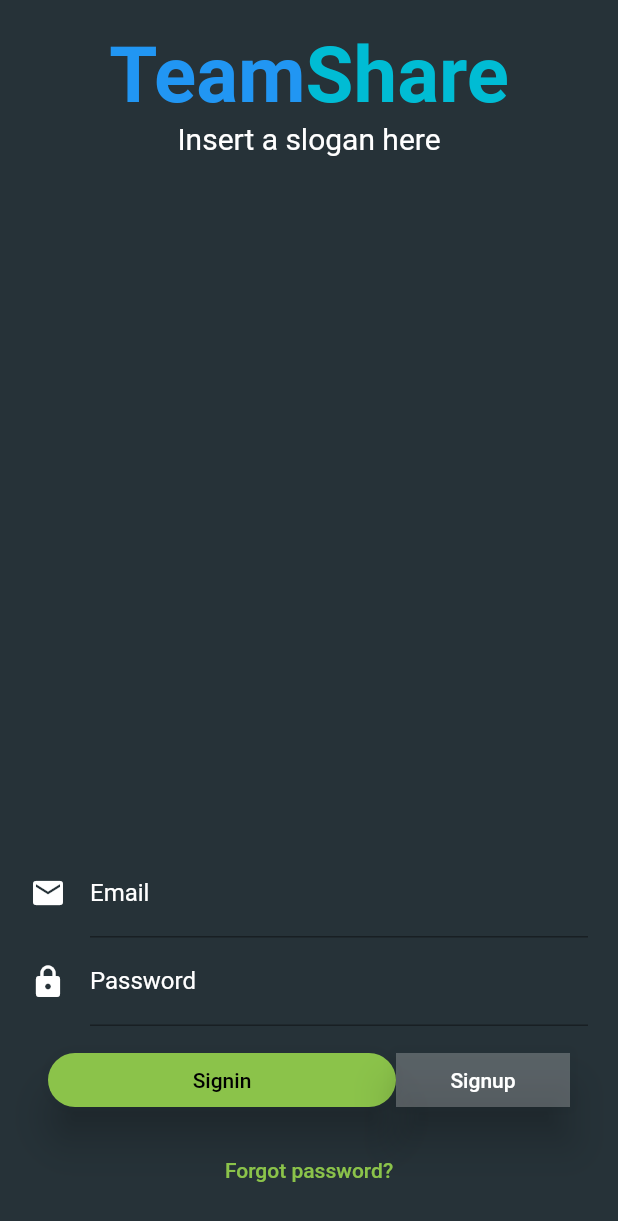
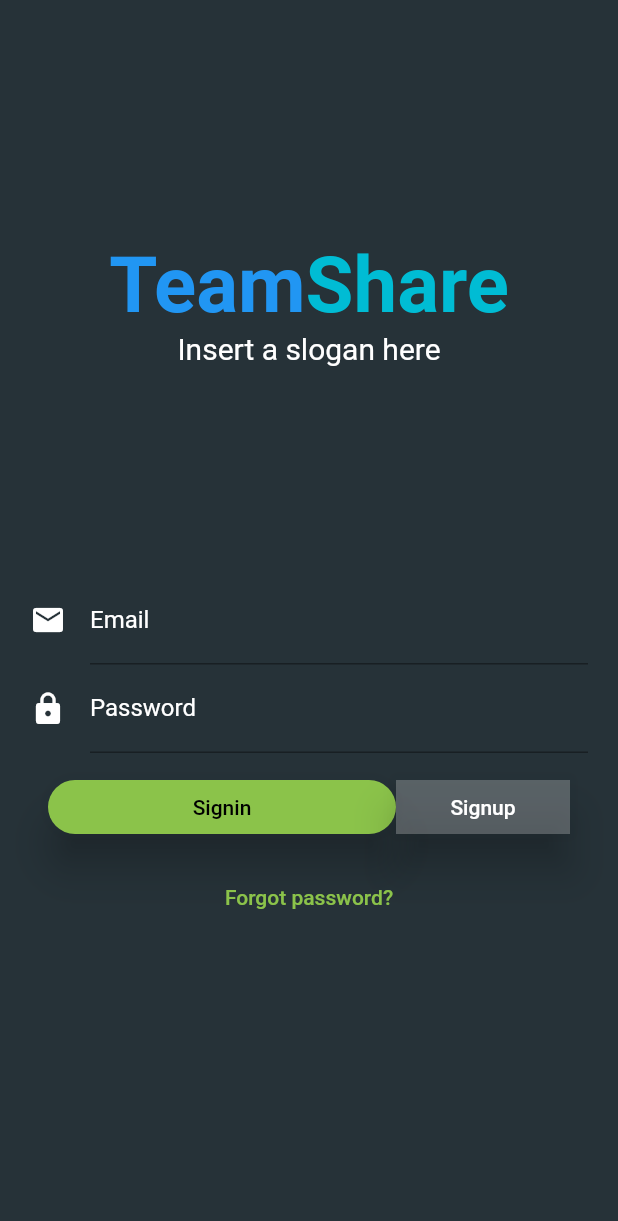
Before and after one commit to Asafvm/project_ts_2020, a Flutter app: the screen it shows after launch, on a phone screen of 412 x 824 dp. Shown: the top 1221 px of the screen. Run offline on Flutter 3.47's test engine with Material 2 defaults, Android fonts, the phone set to English and light mode, and no system bars; our stand-ins replace cloud_firestore, cloud_functions, contacts_service, file_picker, firebase_auth, firebase_core and 3 more; missing offline and left inert: dart:ffi, flutter_pdfview, positioned_tap_detector; accounts and stored records are empty.

Commit message:
login screen animations

```diff
--- a/lib/screens/login_screen.dart
+++ b/lib/screens/login_screen.dart
@@ -14,11 +14,11 @@ class LoginScreen extends StatelessWidget {
           padding: const EdgeInsets.all(20.0),
           child: Column(
             crossAxisAlignment: CrossAxisAlignment.stretch,
-            mainAxisAlignment: MainAxisAlignment.spaceBetween,
+            mainAxisAlignment: MainAxisAlignment.spaceEvenly,
             mainAxisSize: MainAxisSize.max,
             children: <Widget>[
-              logoText, //defined in consts
-              AuthForm(),
+              Flexible(child: logoText), //defined in consts
+              Flexible(child: AuthForm()),
             ],
           ),
         ),
--- a/lib/widgets/auth_form.dart
+++ b/lib/widgets/auth_form.dart
@@ -1,5 +1,6 @@
 import 'package:flutter/material.dart';
 import 'package:provider/provider.dart';
+import 'package:teamshare/providers/applogger.dart';
 import 'package:teamshare/providers/authentication.dart';
 
 class AuthForm extends StatefulWidget {
@@ -7,17 +8,13 @@ class AuthForm extends StatefulWidget {
   _AuthFormState createState() => _AuthFormState();
 }
 
-class _AuthFormState extends State<AuthForm> with TickerProviderStateMixin {
+class _AuthFormState extends State<AuthForm>
+    with SingleTickerProviderStateMixin {
   final _loginKey = GlobalKey<FormState>();
 
   AnimationController _animationController;
-
-  // GoogleSignIn _googleSignIn = GoogleSignIn(
-  //   scopes: <String>[
-  //     'email',
-  //     'https://www.googleapis.com/auth/contacts.readonly',
-  //   ],
-  // );
+  Animation<double> _opacityAnimation;
+  // Animation<Size> _heightAnimation;
 
   Map<String, String> _authData = {
     'email': '',
@@ -32,7 +29,13 @@ class _AuthFormState extends State<AuthForm> with TickerProviderStateMixin {
   void initState() {
     super.initState();
     _animationController =
-        AnimationController(vsync: this, duration: Duration(seconds: 1));
+        AnimationController(vsync: this, duration: Duration(milliseconds: 300));
+    _opacityAnimation = Tween(begin: 0.0, end: 1.0).animate(
+      CurvedAnimation(parent: _animationController, curve: Curves.easeInOut),
+    );
+    // _heightAnimation.addListener(() {
+    //   setState(() {});
+    // });
   }
 
   @override
@@ -44,11 +47,7 @@ class _AuthFormState extends State<AuthForm> with TickerProviderStateMixin {
     InputDecoration _getInputDecoration(
         IconData icon, String label, String hint) {
       final inputDecoration = InputDecoration(
-          // border: OutlineInputBorder(
-          //     borderSide: BorderSide(color: Colors.white),
-          //     borderRadius: BorderRadius.circular(8)),
           icon: Icon(icon, color: Colors.white),
-          //hintText: hint,
           hintStyle: textStyleWhite.copyWith(color: Colors.grey[500]),
           labelText: label,
           labelStyle: textStyleWhite);
@@ -62,10 +61,13 @@ class _AuthFormState extends State<AuthForm> with TickerProviderStateMixin {
               strokeWidth: 3,
             ),
           )
-        : Form(
+        : AnimatedContainer(
+            duration: Duration(milliseconds: 300),
+            curve: Curves.fastOutSlowIn,
+            height: _signup ? 350 : 280,
+            child: SingleChildScrollView(
+              child: Form(
                 key: _loginKey,
-            child: Flexible(
-              child: SingleChildScrollView(
                 child: Column(
                   mainAxisAlignment: MainAxisAlignment.end,
                   mainAxisSize: MainAxisSize.max,
@@ -76,7 +78,6 @@ class _AuthFormState extends State<AuthForm> with TickerProviderStateMixin {
                           Icons.email, "Email", "Enter Email"),
                       keyboardType: TextInputType.emailAddress,
                       validator: (value) {
-                        //RegExp regExp = RegExp(r'^[a-zA-Z0-9.!#$%&*+/=?^_`{|}~-]+@[a-zA-Z0-9](?:[a-zA-Z0-9-]{0,253}[a-zA-Z0-9])?(?:\.[a-zA-Z0-9](?:[a-zA-Z0-9-]{0,253}[a-zA-Z0-9])?)*$',caseSensitive: false,multiLine: false);
                         RegExp regExp = RegExp(
                             r'^[a-zA-Z0-9._]+@.[a-zA-Z0-9]+.[a-zA-Z]+',
                             caseSensitive: false,
@@ -104,22 +105,30 @@ class _AuthFormState extends State<AuthForm> with TickerProviderStateMixin {
                         _authData['password'] = val;
                       },
                     ),
-                    if (_signup)
-                      TextFormField(
+                    AnimatedContainer(
+                      duration: Duration(milliseconds: 300),
+                      constraints: BoxConstraints(
+                          minHeight: _signup ? 60 : 0,
+                          maxHeight: _signup ? 120 : 0),
+                      child: FadeTransition(
+                        opacity: _opacityAnimation,
+                        child: TextFormField(
                           style: textStyleWhite,
                           decoration: _getInputDecoration(
                               Icons.lock, "Confirm Password", "Enter Password"),
                           obscureText: true,
-                        validator: (value) {
+                          validator: _signup
+                              ? (value) {
                                   if (value.isEmpty)
                                     return 'Password cannot be empty';
-                          else if (_passwordController.text.compareTo(value) !=
+                                  else if (_passwordController.text
+                                          .compareTo(value) !=
                                       0) return 'Passwords do not match';
                                   return null;
-                        },
-                        onSaved: (val) {
-                          _authData['password'] = val;
-                        },
+                                }
+                              : null,
+                        ),
+                      ),
                     ),
                     Padding(
                       padding: const EdgeInsets.all(12.0),
@@ -159,7 +168,8 @@ class _AuthFormState extends State<AuthForm> with TickerProviderStateMixin {
     setState(() {
       _signup = !_signup;
     });
-    _animationController.forward();
+
+    _signup ? _animationController.forward() : _animationController.reverse();
   }
 
   Future<void> _authUser(BuildContext context) async {
@@ -169,6 +179,7 @@ class _AuthFormState extends State<AuthForm> with TickerProviderStateMixin {
         setState(() {
           _logging = true;
         });
+        Applogger.consoleLog(MessegeType.info, 'logging');
         await Provider.of<Authentication>(context, listen: false)
             .authenticate(_authData['email'], _authData['password'], _signup)
             .then((value) => _setLogging());
```
Lines whose indentation alone changed are shown as unchanged.
